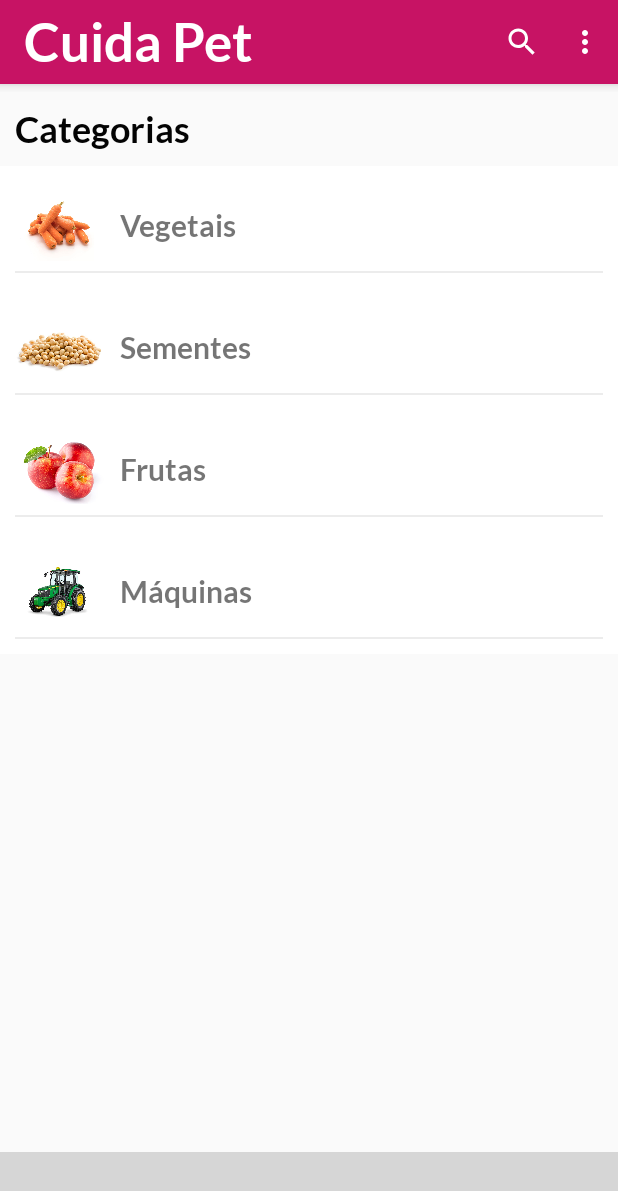
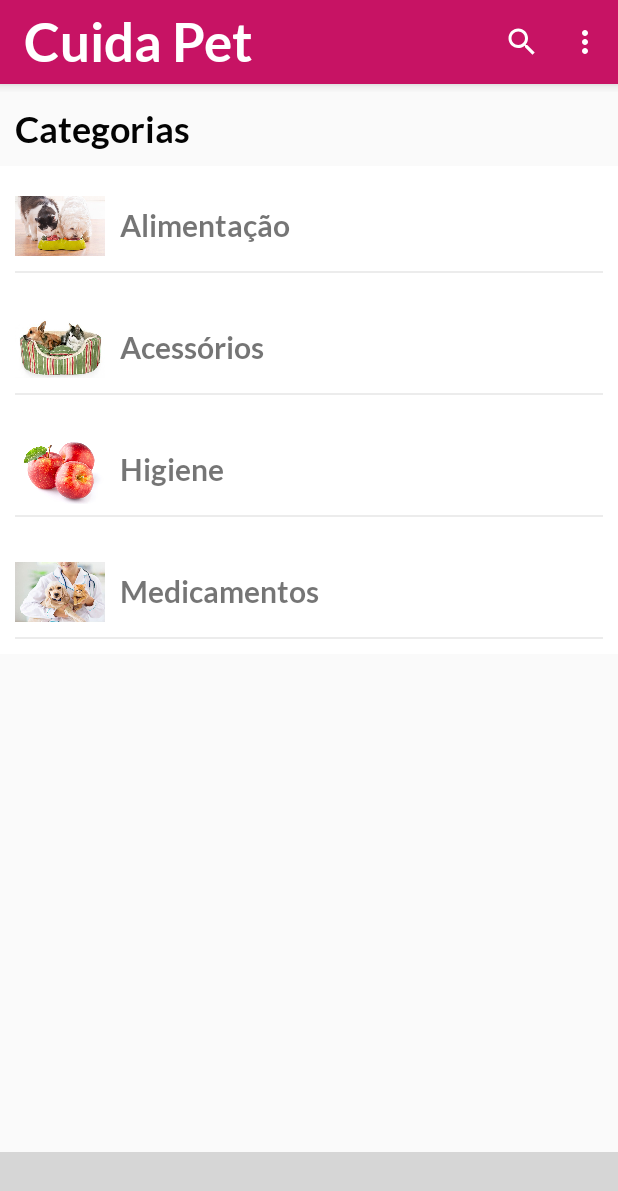
Before and after one commit to volk-infinity/organ-blue, an Android app: the fragment CategoryFragment placed in its activity, on a phone screen of 412 x 824 dp. Shown: the top 1191 px of the screen. Run offline under Robolectric (Android 15) with nearby library versions, the phone set to English and light mode, and no system bars; our stand-ins replace Firebase (no records; nobody signed in at launch, a user with empty details on screens opened directly); libraries missing offline, so code that uses them is left out: com.ittianyu.bottomnavigationviewex, com.miguelcatalan.materialsearchview; plain views replace BottomNavigationViewEx, MaterialSearchView; Roboto replaces fonts that are not available here; 8 statements that could not run were skipped; grey boxes are pictures that could not be loaded.

Commit message:
Criacao das categorias

```diff
--- a/app/src/main/java/com/example/organ/CategoryFragment.java
+++ b/app/src/main/java/com/example/organ/CategoryFragment.java
@@ -1,7 +1,6 @@
 package com.example.organ;
 
 
-import android.content.Intent;
 import android.os.Bundle;
 
 import androidx.fragment.app.Fragment;
@@ -11,14 +10,9 @@ import androidx.recyclerview.widget.RecyclerView;
 import android.view.LayoutInflater;
 import android.view.View;
 import android.view.ViewGroup;
-import android.widget.AdapterView;
 
-import com.example.organ.activity.DetalhesProdutoActivity;
 import com.example.organ.adapter.ListaCategoriaAdapter;
-import com.example.organ.helper.RecyclerItemClickListener;
 import com.example.organ.model.Categoria;
-import com.example.organ.model.Produtos;
-import com.example.organ.model.Usuario;
 
 import java.util.ArrayList;
 import java.util.List;
@@ -65,16 +59,16 @@ public class CategoryFragment extends Fragment {
     }
 
     public void ListagemCategoria(){
-        Categoria c = new Categoria("Vegetais", R.drawable.img_product_7);
+        Categoria c = new Categoria("Alimentação", R.drawable.alimentacao);
         this.listaCategoria.add(c);
 
-        c = new Categoria("Sementes", R.drawable.img_product_20_soja);
+        c = new Categoria("Acessórios", R.drawable.acessorios);
         this.listaCategoria.add(c);
 
-        c = new Categoria("Frutas", R.drawable.img_product_18);
+        c = new Categoria("Higiene", R.drawable.img_product_18);
         this.listaCategoria.add(c);
 
-        c = new Categoria("Máquinas", R.drawable.img_product_12);
+        c = new Categoria("Medicamentos", R.drawable.medicamentos);
         this.listaCategoria.add(c);
     }
 
--- a/app/src/main/res/mipmap-anydpi-v26/ic_launcher.xml
+++ b/app/src/main/res/mipmap-anydpi-v26/ic_launcher.xml
@@ -1,5 +1,4 @@
 <?xml version="1.0" encoding="utf-8"?>
 <adaptive-icon xmlns:android="http://schemas.android.com/apk/res/android">
     <background android:drawable="@color/ic_launcher_background"/>
-    <foreground android:drawable="@mipmap/ic_launcher_pet"/>
 </adaptive-icon>
--- a/app/src/main/res/mipmap-anydpi-v26/ic_launcher_round.xml
+++ b/app/src/main/res/mipmap-anydpi-v26/ic_launcher_round.xml
@@ -1,5 +1,4 @@
 <?xml version="1.0" encoding="utf-8"?>
 <adaptive-icon xmlns:android="http://schemas.android.com/apk/res/android">
     <background android:drawable="@color/ic_launcher_background"/>
-    <foreground android:drawable="@mipmap/ic_launcher_pet"/>
 </adaptive-icon>
--- a/app/src/main/res/values/ic_launcher_background.xml
+++ b/app/src/main/res/values/ic_launcher_background.xml
@@ -1,4 +1,4 @@
 <?xml version="1.0" encoding="utf-8"?>
 <resources>
-    <color name="ic_launcher_background">#FFFFFF</color>
+    <color name="ic_launcher_background">#3DDC84</color>
 </resources>
```
Also changed, not shown: app/src/main/ic_launcher-playstore.png (deleted), app/src/main/res/drawable/acessorios.jpg (added), app/src/main/res/drawable/alimentacao.jpg (added), app/src/main/res/drawable/medicamentos.jpg (added), app/src/main/res/mipmap-hdpi/ic_launcher_foreground.png (deleted), app/src/main/res/mipmap-mdpi/ic_launcher_foreground.png (deleted), app/src/main/res/mipmap-xhdpi/ic_launcher_foreground.png (deleted), app/src/main/res/mipmap-xxhdpi/ic_launcher_foreground.png (deleted), app/src/main/res/mipmap-xxxhdpi/ic_launcher_foreground.png (deleted), 3 other files.
